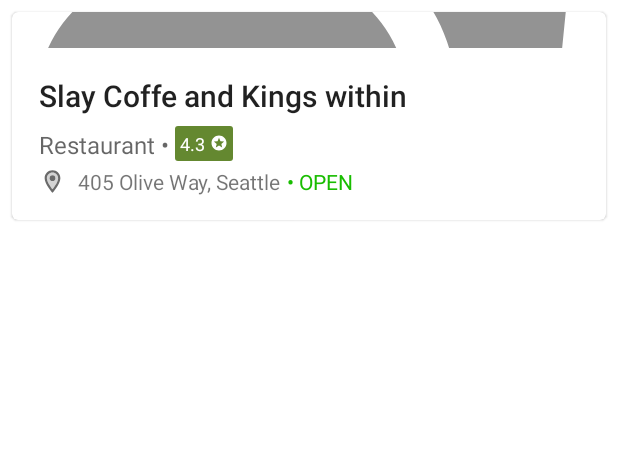
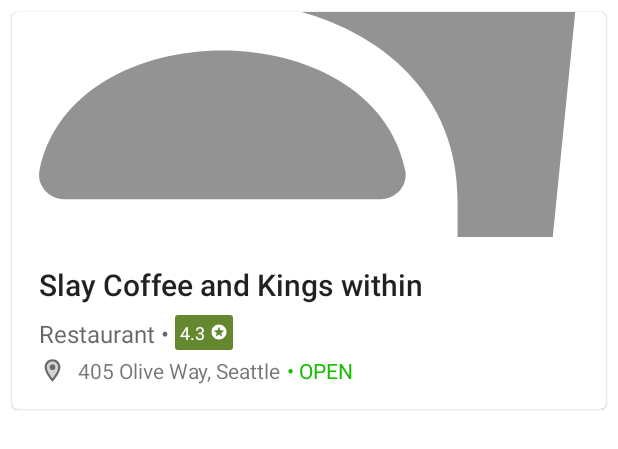
Before and after one commit to thejer/nearby-retaurants, an Android app: the layout restaurant_item.xml on its own in the app's theme, with its tools: preview values and no code run, on a phone screen of 412 x 824 dp. Shown: the top 449 px of the screen. Run offline under Robolectric (Android 15) with nearby library versions, the phone set to English and light mode, and no system bars.

```diff
--- a/app/src/main/java/org/codejudge/android/restaurantslist/RestaurantsListActivity.kt
+++ b/app/src/main/java/org/codejudge/android/restaurantslist/RestaurantsListActivity.kt
@@ -42,7 +42,6 @@ class RestaurantsListActivity : AppCompatActivity() {
             }
         })
 
-
         binding.editSearch.addTextChangedListener {
             if (it.isNullOrBlank()) {
                     viewModel.getAllRestaurants()
--- a/app/src/main/java/org/codejudge/android/restaurantslist/RestaurantsListViewModel.kt
+++ b/app/src/main/java/org/codejudge/android/restaurantslist/RestaurantsListViewModel.kt
@@ -32,7 +32,6 @@ class RestaurantsListViewModel @Inject constructor(
             when (val result = restaurantsRepository.getAllRestaurants()) {
                 is Result.Success -> {
                     _isLoading.value = false
-                    result.data.results.removeAt(0)
                     _restaurants.value = result.data.results
                 }
                 is Result.Error -> {
--- a/app/src/main/res/layout/restaurant_item.xml
+++ b/app/src/main/res/layout/restaurant_item.xml
@@ -31,8 +31,9 @@
             <com.google.android.material.imageview.ShapeableImageView
                 android:id="@+id/food_image"
                 android:layout_width="match_parent"
-                android:layout_height="0dp"
+                android:layout_height="150dp"
                 android:scaleType="centerCrop"
+                app:imageUrl="@{restaurant.restaurantImage}"
                 app:layout_constraintTop_toTopOf="parent"
                 app:shapeAppearance="?attr/shapeAppearanceMediumComponent"
                 app:shapeAppearanceOverlay="@style/ShapeAppearanceOverlay.App.Card.Media"
--- a/app/src/main/res/values/strings.xml
+++ b/app/src/main/res/values/strings.xml
@@ -1,10 +1,10 @@
 <resources>
-    <string name="app_name">Application</string>
+    <string name="app_name">Nearby Restaurants</string>
     <string name="restaurant">Restaurant •</string>
     <string name="open">• OPEN</string>
     <string name="closed">• CLOSED</string>
     <string name="retry">Retry</string>
     <string name="star_rating">Star Rating</string>
     <string name="restaurant_name">Restaurant name</string>
-    <string name="restaurant_name_text">Slay Coffe and Kings within</string>
+    <string name="restaurant_name_text">Slay Coffee and Kings within</string>
 </resources>
```
Also changed, not shown: 1 other file.
